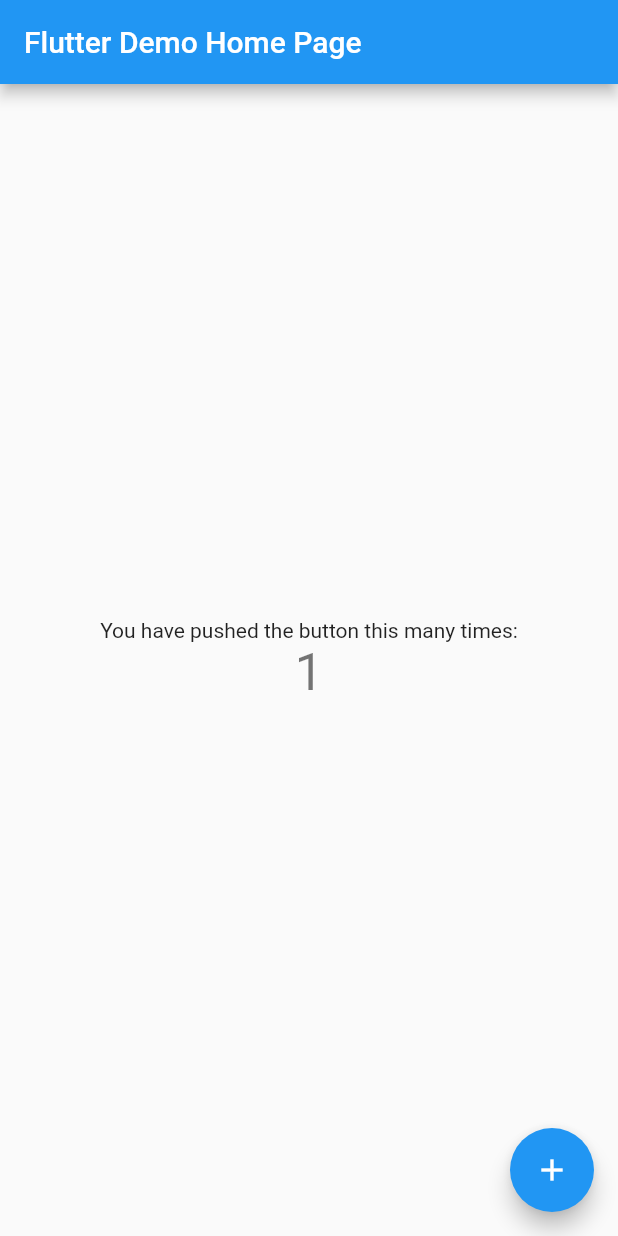
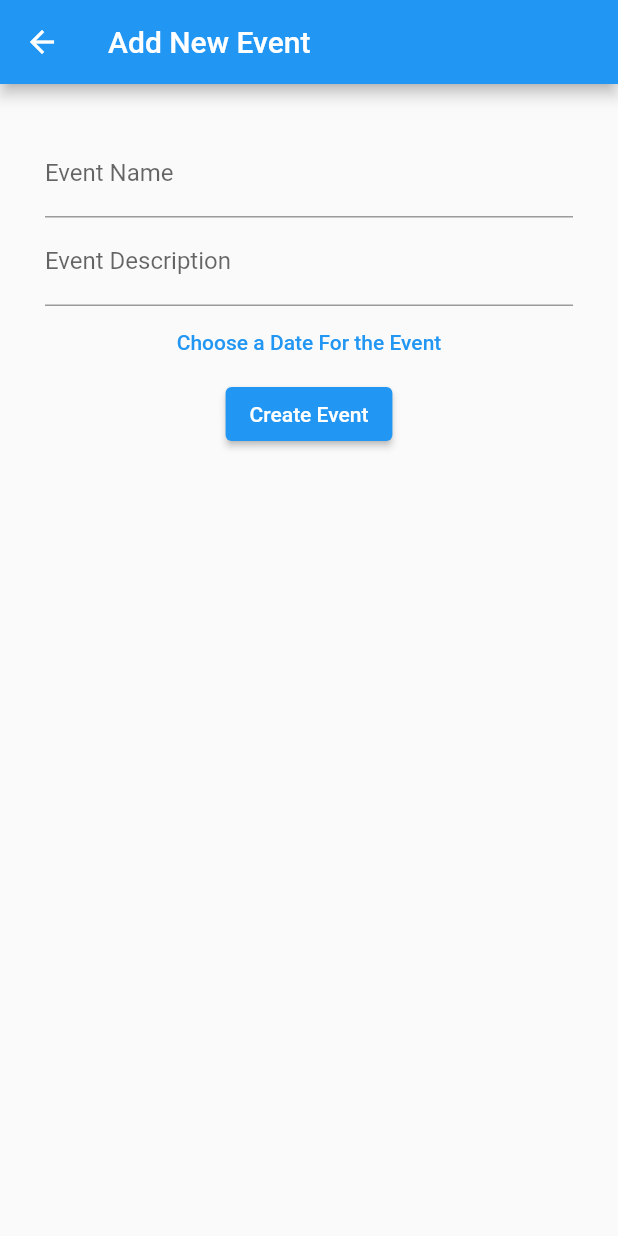
Before and after one commit to uzaysozen/Event-Calendar, a Flutter app: the screen it shows after launch, after a tap on the "add" icon, on a phone screen of 412 x 824 dp. Run offline on Flutter 3.47's test engine with Material 2 defaults, Android fonts, the phone set to English and light mode, and no system bars; our stand-ins replace flutter_datetime_picker, sqflite; accounts and stored records are empty.

Commit message:
Added event add and event list screens

```diff
--- a/lib/main.dart
+++ b/lib/main.dart
@@ -1,113 +1,16 @@
+import 'package:countdown_app/screens/event_list.dart';
 import 'package:flutter/material.dart';
 
 void main() {
   runApp(MyApp());
 }
 
-class MyApp extends StatelessWidget {
-  // This widget is the root of your application.
+class MyApp extends StatelessWidget{
   @override
   Widget build(BuildContext context) {
     return MaterialApp(
-      title: 'Flutter Demo',
-      theme: ThemeData(
-        // This is the theme of your application.
-        //
-        // Try running your application with "flutter run". You'll see the
-        // application has a blue toolbar. Then, without quitting the app, try
-        // changing the primarySwatch below to Colors.green and then invoke
-        // "hot reload" (press "r" in the console where you ran "flutter run",
-        // or simply save your changes to "hot reload" in a Flutter IDE).
-        // Notice that the counter didn't reset back to zero; the application
-        // is not restarted.
-        primarySwatch: Colors.blue,
-      ),
-      home: MyHomePage(title: 'Flutter Demo Home Page'),
+      home: EventList(),
+      debugShowCheckedModeBanner: false,
     );
   }
 }
-
-class MyHomePage extends StatefulWidget {
-  MyHomePage({Key? key, required this.title}) : super(key: key);
-
-  // This widget is the home page of your application. It is stateful, meaning
-  // that it has a State object (defined below) that contains fields that affect
-  // how it looks.
-
-  // This class is the configuration for the state. It holds the values (in this
-  // case the title) provided by the parent (in this case the App widget) and
-  // used by the build method of the State. Fields in a Widget subclass are
-  // always marked "final".
-
-  final String title;
-
-  @override
-  _MyHomePageState createState() => _MyHomePageState();
-}
-
-class _MyHomePageState extends State<MyHomePage> {
-  int _counter = 0;
-
-  void _incrementCounter() {
-    setState(() {
-      // This call to setState tells the Flutter framework that something has
-      // changed in this State, which causes it to rerun the build method below
-      // so that the display can reflect the updated values. If we changed
-      // _counter without calling setState(), then the build method would not be
-      // called again, and so nothing would appear to happen.
-      _counter++;
-    });
-  }
-
-  @override
-  Widget build(BuildContext context) {
-    // This method is rerun every time setState is called, for instance as done
-    // by the _incrementCounter method above.
-    //
-    // The Flutter framework has been optimized to make rerunning build methods
-    // fast, so that you can just rebuild anything that needs updating rather
-    // than having to individually change instances of widgets.
-    return Scaffold(
-      appBar: AppBar(
-        // Here we take the value from the MyHomePage object that was created by
-        // the App.build method, and use it to set our appbar title.
-        title: Text(widget.title),
-      ),
-      body: Center(
-        // Center is a layout widget. It takes a single child and positions it
-        // in the middle of the parent.
-        child: Column(
-          // Column is also a layout widget. It takes a list of children and
-          // arranges them vertically. By default, it sizes itself to fit its
-          // children horizontally, and tries to be as tall as its parent.
-          //
-          // Invoke "debug painting" (press "p" in the console, choose the
-          // "Toggle Debug Paint" action from the Flutter Inspector in Android
-          // Studio, or the "Toggle Debug Paint" command in Visual Studio Code)
-          // to see the wireframe for each widget.
-          //
-          // Column has various properties to control how it sizes itself and
-          // how it positions its children. Here we use mainAxisAlignment to
-          // center the children vertically; the main axis here is the vertical
-          // axis because Columns are vertical (the cross axis would be
-          // horizontal).
-          mainAxisAlignment: MainAxisAlignment.center,
-          children: <Widget>[
-            Text(
-              'You have pushed the button this many times:',
-            ),
-            Text(
-              '$_counter',
-              style: Theme.of(context).textTheme.headline4,
-            ),
-          ],
-        ),
-      ),
-      floatingActionButton: FloatingActionButton(
-        onPressed: _incrementCounter,
-        tooltip: 'Increment',
-        child: Icon(Icons.add),
-      ), // This trailing comma makes auto-formatting nicer for build methods.
-    );
-  }
-}
--- /dev/null
+++ b/lib/screens/event_add.dart
@@ -0,0 +1,85 @@
+import 'package:flutter/material.dart';
+import 'package:flutter_datetime_picker/flutter_datetime_picker.dart';
+import 'package:countdown_app/models/event.dart';
+
+import '../data/dbHelper.dart';
+
+class EventAdd extends StatefulWidget {
+  @override
+  State<StatefulWidget> createState() {
+    return EventAddState();
+  }
+}
+
+class EventAddState extends State {
+  TextEditingController txtName = TextEditingController();
+  TextEditingController txtDescription = TextEditingController();
+  DateTime? endDate;
+  var dbHelper = DbHelper();
+  @override
+  Widget build(BuildContext context) {
+    return Scaffold(
+      appBar: AppBar(
+        title: Text("Add New Event"),
+      ),
+      body: Padding(
+        padding: EdgeInsets.all(30.0),
+        child: Column(
+          children: [
+            buildNameField(),
+            buildDescriptionField(),
+            buildEndDateField(),
+            buildSaveButton(),
+          ],
+        ),
+      ),
+    );
+  }
+
+  buildNameField() {
+    return TextField(
+      decoration: InputDecoration(labelText: "Event Name"),
+      controller: txtName,
+    );
+  }
+
+  buildDescriptionField() {
+    return TextField(
+      decoration: InputDecoration(labelText: "Event Description"),
+      controller: txtDescription,
+    );
+  }
+
+  buildEndDateField() {
+    return TextButton(
+        onPressed: () {
+          DatePicker.showDatePicker(context,
+              showTitleActions: true,
+              minTime: DateTime.now(),
+              maxTime: DateTime(2099, 1, 1),
+          onChanged: (date) {print('change $date');},
+          onConfirm: (date) {this.endDate = date;},
+          currentTime: DateTime.now(), locale: LocaleType.en);},
+        child: Text('Choose a Date For the Event',)
+    );
+  }
+
+  buildSaveButton() {
+    return ElevatedButton(
+        onPressed: (){
+          addEvent();
+        },
+        child: Text("Create Event")
+    );
+  }
+
+  void addEvent() async{
+    print(this.endDate);
+    await dbHelper.insert(Event(
+        name: txtName.text,
+        description: txtDescription.text,
+        endDate: this.endDate)
+    );
+    Navigator.pop(context, true);
+  }
+}
--- /dev/null
+++ b/lib/screens/event_list.dart
@@ -0,0 +1,72 @@
+import 'package:countdown_app/models/event.dart';
+import 'package:countdown_app/data/dbHelper.dart';
+import 'package:flutter/material.dart';
+
+import 'event_add.dart';
+
+class EventList extends StatefulWidget {
+  @override
+  State<StatefulWidget> createState() {
+    return _EventListState();
+  }
+}
+
+class _EventListState extends State {
+  var dbHelper = DbHelper();
+  List<Event>? events;
+  int eventCount = 0;
+
+  @override
+  void initState() {
+    getEvents();
+  }
+
+  @override
+  Widget build(BuildContext context) {
+    return Scaffold(
+      appBar: AppBar(
+        title: Text("Event List"),
+      ),
+      body: buildEventList(),
+      floatingActionButton: FloatingActionButton(
+        onPressed: (){goToEventAdd();},
+        child: Icon(Icons.add),
+        tooltip: "Add new event",
+      ),
+    );
+  }
+
+  ListView buildEventList() {
+    return ListView.builder(
+        itemCount: eventCount,
+        itemBuilder: (BuildContext context, int position){
+          return Card(
+            color: Colors.cyan,
+            elevation: 2.0,
+            child: ListTile(
+              leading: CircleAvatar(backgroundColor: Colors.black12, child: Text("E"),),
+              title: Text(this.events![position].name!),
+              subtitle: Text(this.events![position].endDate.toString()),
+            ),
+          );
+        }
+    );
+  }
+
+  void goToEventAdd() async{
+    var result = await Navigator.push(context, MaterialPageRoute(builder: (context)=>EventAdd()));
+    if (result != null) {
+      if (result) {
+        getEvents();
+      }
+    }
+  }
+
+  void getEvents() async {
+    var eventsFuture = dbHelper.getEvents();
+    eventsFuture.then((data) {
+      this.events = data;
+      eventCount = data!.length;
+    });
+  }
+}
```
